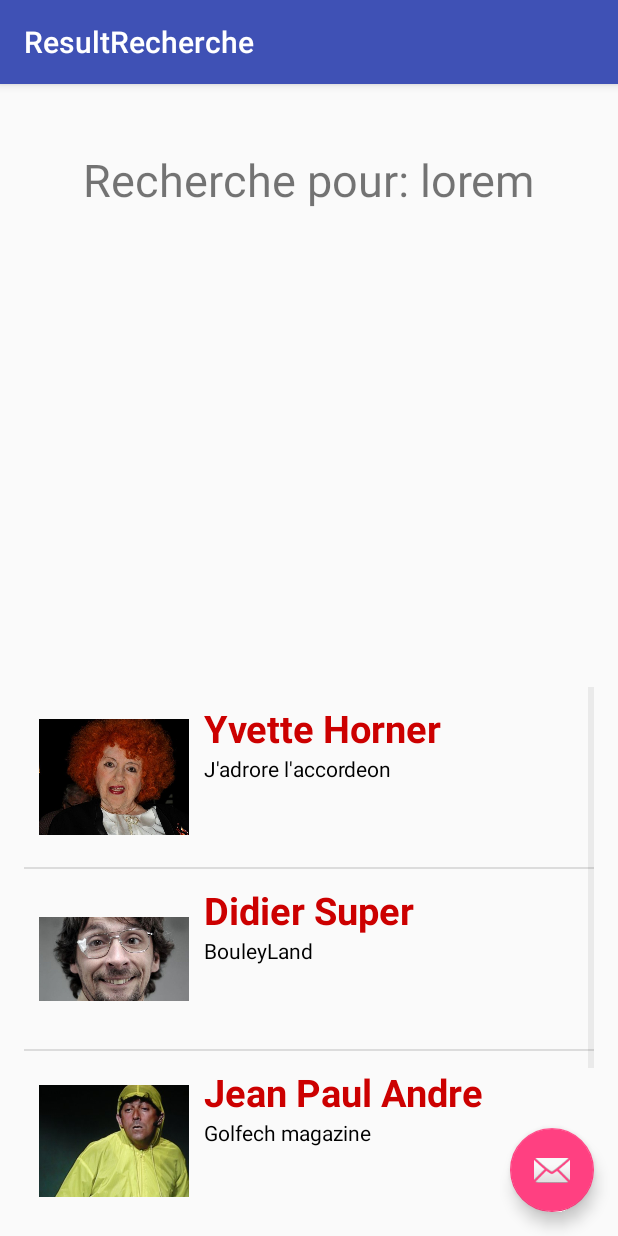
After one commit to robin-mijeanne/PROJET-IHM-M2, an Android app: the ResultRecherche screen opened directly, with no data from a screen before it, on a phone screen of 412 x 824 dp. The commit adds this screen. Run offline under Robolectric (Android 15) with nearby library versions, the light colour scheme and no system bars.

Commit message:
passage recherche -> result ok

```diff
--- a/app/src/main/AndroidManifest.xml
+++ b/app/src/main/AndroidManifest.xml
@@ -33,6 +33,10 @@
         <activity
             android:name=".Parametres"
             android:label="@string/title_activity_parametres"
+            android:theme="@style/AppTheme.NoActionBar" />
+        <activity
+            android:name=".ResultRecherche"
+            android:label="@string/title_activity_result_recherche"
             android:theme="@style/AppTheme.NoActionBar"></activity>
     </application>
 
--- a/app/src/main/java/com/example/robin/appliprojet/Recherche.java
+++ b/app/src/main/java/com/example/robin/appliprojet/Recherche.java
@@ -7,11 +7,13 @@ import android.support.v7.app.AppCompatActivity;
 import android.support.v7.widget.Toolbar;
 import android.view.View;
 import android.widget.ArrayAdapter;
+import android.widget.Button;
 import android.widget.ListView;
 import android.widget.Spinner;
 
 import java.util.ArrayList;
 import java.util.List;
+import com.example.robin.appliprojet.casee.OnCaseClickListener;
 
 public class Recherche extends AppCompatActivity {
 
@@ -46,5 +48,18 @@ public class Recherche extends AppCompatActivity {
         adapter.setDropDownViewResource(android.R.layout.simple_spinner_dropdown_item);
 
         monSpinner.setAdapter(adapter);
+
+        final Button bt1 = (Button) findViewById(R.id.button);
+        bt1.setEnabled(true);
+
+
+        bt1.setOnClickListener(new View.OnClickListener()
+        {
+            @Override
+            public void onClick(View view) {
+                startActivity(ResultRecherche.newIntent("jean michel", monSpinner.getSelectedItem().toString(), bt1.getContext()));
+            }
+        });
+
     }
 }
--- /dev/null
+++ b/app/src/main/java/com/example/robin/appliprojet/ResultRecherche.java
@@ -0,0 +1,71 @@
+package com.example.robin.appliprojet;
+
+import android.app.Activity;
+import android.content.Context;
+import android.content.Intent;
+import android.os.Bundle;
+import android.support.design.widget.FloatingActionButton;
+import android.support.design.widget.Snackbar;
+import android.support.v7.app.AppCompatActivity;
+import android.support.v7.widget.Toolbar;
+import android.view.View;
+import android.widget.ListView;
+import com.example.robin.appliprojet.casee.*;
+
+import java.util.ArrayList;
+import java.util.List;
+
+public class ResultRecherche extends AppCompatActivity implements OnCaseClickListener {
+
+    ListView myListView;
+    private static final String KEY_RECHERCHE = "album_cover";
+    private static final String KEY_TYPE = "album_name";
+
+    public static Intent newIntent(String recherche, String type, Context context){
+        Intent i = new Intent(context, ResultRecherche.class);
+        i.putExtra(KEY_RECHERCHE, recherche);
+        i.putExtra (KEY_TYPE, type);
+        return i;
+    }
+
+    @Override
+    protected void onCreate(Bundle savedInstanceState) {
+        super.onCreate(savedInstanceState);
+        setContentView(R.layout.activity_result_recherche);
+        Toolbar toolbar = (Toolbar) findViewById(R.id.toolbar);
+        setSupportActionBar(toolbar);
+
+        FloatingActionButton fab = (FloatingActionButton) findViewById(R.id.fab);
+        fab.setOnClickListener(new View.OnClickListener() {
+            @Override
+            public void onClick(View view) {
+                Snackbar.make(view, "Replace with your own action", Snackbar.LENGTH_LONG)
+                        .setAction("Action", null).show();
+            }
+        });
+
+        myListView= (ListView) findViewById(R.id.list);
+        List<Case> mesCases= genererCases();
+        CaseAdapter adapter= new CaseAdapter(ResultRecherche.this, mesCases, this);
+        myListView.setAdapter(adapter);
+
+    }
+
+    private List<Case> genererCases()
+    {
+        List<Case> cases= new ArrayList<Case>();
+
+        cases.add(new Case(R.drawable.yvettehorner, "Yvette Horner", "J\'adrore l\'accordeon"));
+        cases.add(new Case(R.drawable.didiersuper, "Didier Super", "BouleyLand"));
+        cases.add(new Case(R.drawable.jeanpaulandre, "Jean Paul Andre", "Golfech magazine"));
+        cases.add(new Case(R.drawable.mlp, "M.L.P", "BrownieLand"));
+
+        return cases;
+    }
+
+    @Override
+    public void onCaseClick(Case ma_case) {
+        //startActivity(DetailActivity.newIntent(ma_case, this));
+    }
+
+}
--- a/app/src/main/java/com/example/robin/appliprojet/casee/CaseAdapter.java
+++ b/app/src/main/java/com/example/robin/appliprojet/casee/CaseAdapter.java
@@ -1,8 +1,65 @@
 package com.example.robin.appliprojet.casee;
 
+import android.content.Context;
+import android.graphics.drawable.ColorDrawable;
+import android.view.LayoutInflater;
+import android.view.View;
+import android.view.ViewGroup;
+import android.widget.ArrayAdapter;
+import android.widget.ImageView;
+import android.widget.TextView;
+
+import com.example.robin.appliprojet.R;
+import com.example.robin.appliprojet.casee.*;
+
+import java.util.List;
+
 /**
- * Created by robin on 28/11/16.
+ * Created by robin on 14/11/16.
  */
 
-public class CaseAdapter {
+public class CaseAdapter extends ArrayAdapter<Case> {
+
+    private OnCaseClickListener listener;
+
+    public CaseAdapter(Context context, List<Case> mesCases, OnCaseClickListener listener)
+    {
+        super(context, 0, mesCases);
+        this.listener= listener;
+    }
+
+    @Override
+    public View getView(int position, View convertView, ViewGroup parent) {
+
+        if(convertView == null){
+            convertView = LayoutInflater.from(getContext()).inflate(R.layout.ligneliste,parent, false);
+        }
+
+        CaseViewHolder viewHolder = (CaseViewHolder) convertView.getTag();
+        if(viewHolder == null){
+            viewHolder = new CaseViewHolder();
+            viewHolder.nom = (TextView) convertView.findViewById(R.id.nom);
+            viewHolder.text = (TextView) convertView.findViewById(R.id.text);
+            viewHolder.img = (ImageView) convertView.findViewById(R.id.img);
+            viewHolder.layoutperso = convertView.findViewById(R.id.layoutperso);
+            convertView.setTag(viewHolder);
+        }
+
+        //getItem(position) va récupérer l'item [position] de la List<Tweet> tweets
+        final Case maCase = getItem(position);
+
+        //il ne reste plus qu'à remplir notre vue
+        viewHolder.nom.setText(maCase.getNom());
+        viewHolder.text.setText(maCase.getText());
+        viewHolder.img.setImageResource(maCase.getImage());
+
+        viewHolder.layoutperso.setOnClickListener(new View.OnClickListener() {
+            @Override
+            public void onClick(View view) {
+                listener.onCaseClick(maCase);
+            }
+        });
+
+        return convertView;
+    }
 }
--- /dev/null
+++ b/app/src/main/res/layout/activity_result_recherche.xml
@@ -0,0 +1,34 @@
+<?xml version="1.0" encoding="utf-8"?>
+<android.support.design.widget.CoordinatorLayout xmlns:android="http://schemas.android.com/apk/res/android"
+    xmlns:app="http://schemas.android.com/apk/res-auto"
+    xmlns:tools="http://schemas.android.com/tools"
+    android:layout_width="match_parent"
+    android:layout_height="match_parent"
+    android:fitsSystemWindows="true"
+    tools:context="com.example.robin.appliprojet.ResultRecherche">
+
+    <android.support.design.widget.AppBarLayout
+        android:layout_width="match_parent"
+        android:layout_height="wrap_content"
+        android:theme="@style/AppTheme.AppBarOverlay">
+
+        <android.support.v7.widget.Toolbar
+            android:id="@+id/toolbar"
+            android:layout_width="match_parent"
+            android:layout_height="?attr/actionBarSize"
+            android:background="?attr/colorPrimary"
+            app:popupTheme="@style/AppTheme.PopupOverlay" />
+
+    </android.support.design.widget.AppBarLayout>
+
+    <include layout="@layout/content_result_recherche" />
+
+    <android.support.design.widget.FloatingActionButton
+        android:id="@+id/fab"
+        android:layout_width="wrap_content"
+        android:layout_height="wrap_content"
+        android:layout_gravity="bottom|end"
+        android:layout_margin="@dimen/fab_margin"
+        app:srcCompat="@android:drawable/ic_dialog_email" />
+
+</android.support.design.widget.CoordinatorLayout>
--- /dev/null
+++ b/app/src/main/res/layout/content_result_recherche.xml
@@ -0,0 +1,33 @@
+<?xml version="1.0" encoding="utf-8"?>
+<RelativeLayout xmlns:android="http://schemas.android.com/apk/res/android"
+    xmlns:app="http://schemas.android.com/apk/res-auto"
+    xmlns:tools="http://schemas.android.com/tools"
+    android:id="@+id/content_result_recherche"
+    android:layout_width="match_parent"
+    android:layout_height="match_parent"
+    android:paddingBottom="@dimen/activity_vertical_margin"
+    android:paddingLeft="@dimen/activity_horizontal_margin"
+    android:paddingRight="@dimen/activity_horizontal_margin"
+    android:paddingTop="@dimen/activity_vertical_margin"
+    app:layout_behavior="@string/appbar_scrolling_view_behavior"
+    tools:context="com.example.robin.appliprojet.ResultRecherche"
+    tools:showIn="@layout/activity_result_recherche">
+
+    <TextView
+        android:text="Recherche pour: lorem"
+        android:textSize="30dp"
+        android:layout_width="wrap_content"
+        android:layout_height="wrap_content"
+        android:layout_alignParentTop="true"
+        android:layout_centerHorizontal="true"
+        android:layout_marginTop="27dp"
+        android:id="@+id/textView6" />
+
+    <ListView
+        android:layout_width="match_parent"
+        android:layout_height="350dp"
+        android:id="@+id/list"
+        android:layout_alignParentBottom="true"
+        android:layout_alignParentLeft="true"
+        android:layout_alignParentStart="true" />
+</RelativeLayout>
--- /dev/null
+++ b/app/src/main/res/layout/ligneliste.xml
@@ -0,0 +1,40 @@
+<?xml version="1.0" encoding="utf-8"?>
+<RelativeLayout xmlns:android="http://schemas.android.com/apk/res/android"
+    xmlns:tools="http://schemas.android.com/tools"
+    android:id="@+id/layoutperso"
+    android:layout_width="match_parent"
+    android:layout_height="match_parent"
+    android:padding="10dp"
+    >
+
+    <ImageView
+        android:id="@+id/img"
+        android:layout_width="100dp"
+        android:layout_height="100dp"
+        tools:background="#AAA"
+        />
+
+    <TextView
+        android:id="@+id/nom"
+        android:layout_width="wrap_content"
+        android:layout_height="wrap_content"
+        android:textSize="25dp"
+        android:textColor="@android:color/holo_red_dark"
+        android:layout_marginLeft="10dp"
+        android:layout_toRightOf="@+id/img"
+        android:layout_alignTop="@+id/img"
+        android:textStyle="bold"
+        tools:text="Nom"
+        />
+
+    <TextView
+        android:id="@+id/text"
+        android:layout_width="wrap_content"
+        android:layout_height="wrap_content"
+        android:textColor="@android:color/black"
+        android:layout_alignLeft="@+id/nom"
+        android:layout_below="@+id/nom"
+        tools:text="Titre"
+        />
+
+</RelativeLayout>
--- a/app/src/main/res/values/strings.xml
+++ b/app/src/main/res/values/strings.xml
@@ -9,4 +9,5 @@
     <string name="title_activity_achats_liste">AchatsListe</string>
     <string name="title_activity_recherche">Recherche</string>
     <string name="title_activity_parametres">Parametres</string>
+    <string name="title_activity_result_recherche">ResultRecherche</string>
 </resources>
```
